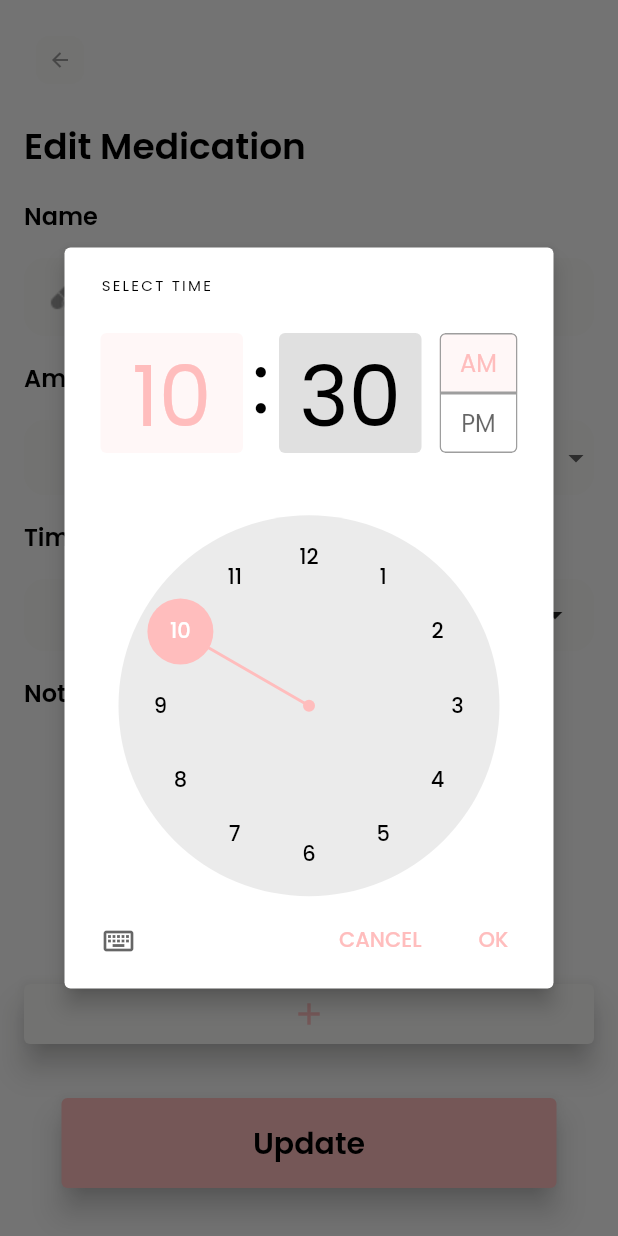
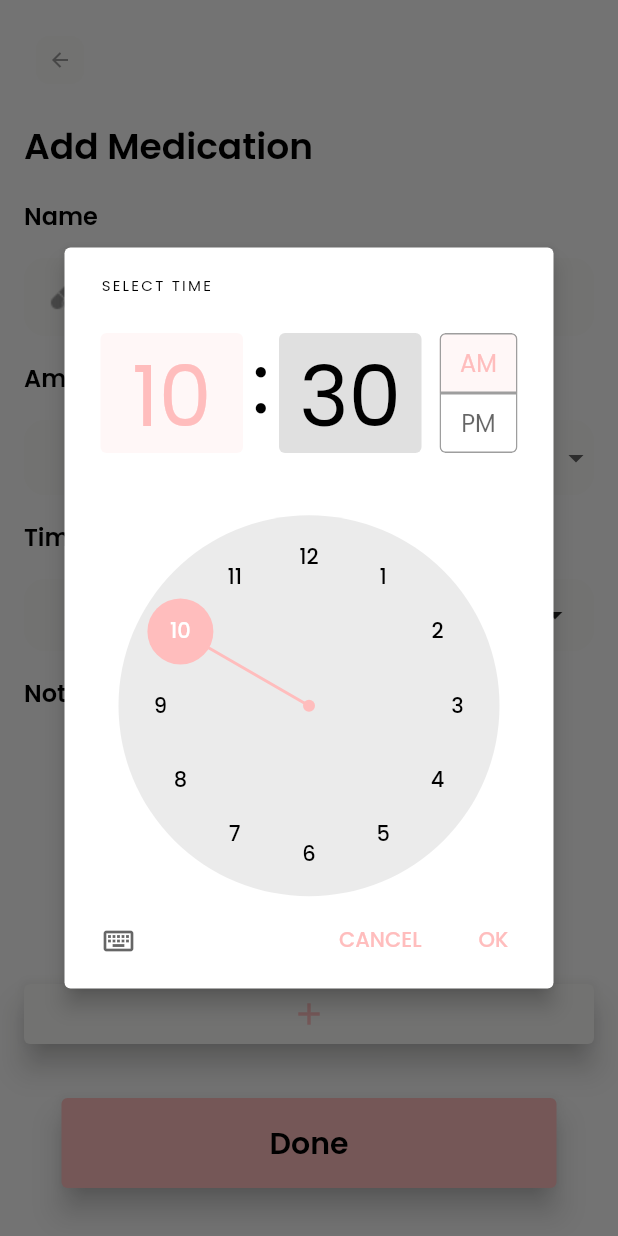
Before and after one commit to shiX0/Medwell, a Flutter app: the EditMedsPage screen opened by its route, after a tap on the "add" icon, on a phone screen of 412 x 824 dp. Run offline on Flutter 3.47's test engine with Material 2 defaults, Android fonts, the phone set to English and light mode, and no system bars; our stand-ins replace cloud_firestore, firebase_auth, firebase_core, firebase_messaging, fluentui_icons, flutter_local_notifications and 4 more; accounts and stored records are empty; network calls fail.

Commit message:
done refactor

```diff
--- a/lib/Screens/EditMedsPage.dart
+++ b/lib/Screens/EditMedsPage.dart
@@ -1,4 +1,5 @@
 import 'package:flutter/material.dart';
+import 'package:flutter_local_notifications/flutter_local_notifications.dart';
 import 'package:google_fonts/google_fonts.dart';
 import 'package:medwell/Components/DropDown.dart';
 import 'package:medwell/Components/DropDownOnly.dart';
@@ -7,6 +8,7 @@ import 'package:medwell/Components/Palette.dart';
 import 'package:medwell/Screens/NavPages.dart';
 
 import '../models/MedsModel.dart';
+import '../repositories/MedsRepository.dart';
 
 class EditMedsPage extends StatefulWidget {
   @override
@@ -14,16 +16,33 @@ class EditMedsPage extends StatefulWidget {
 }
 
 class _EditMedsPageState extends State<EditMedsPage> {
-  List<TimeOfDay> _selectedTimes = [];
+  List<String> _selectedTimes = [];
+  TextEditingController _medname = TextEditingController();
+  TextEditingController _medamount = TextEditingController();
+  TextEditingController _medtype = TextEditingController();
+  TextEditingController _meddays = TextEditingController();
+  TextEditingController _daytype = TextEditingController();
+  TextEditingController _timing = TextEditingController();
 
-  TextEditingController medname=TextEditingController();
-  TextEditingController medamount=TextEditingController();
-  TextEditingController medtype=TextEditingController();
-  TextEditingController meddays=TextEditingController();
-  TextEditingController daytype=TextEditingController();
-  TextEditingController timing=TextEditingController();
-  TextEditingController notitimes=TextEditingController();
-
+  void saveMeds() async {
+    try {
+      final MedsModel data = MedsModel(
+        medname: _medname.text,
+        medamount: num.parse(_medamount.text.toString()),
+        medtype: _medtype.text,
+        meddays: num.parse(_meddays.text.toString()),
+        daytype: _daytype.text,
+        timing: _timing.text,
+        notitimes: _selectedTimes,
+        // userId: _authViewModel.loggedInUser!.userId,
+      );
+      await MedsRepository().addMeds(data);
+      ScaffoldMessenger.of(context).showSnackBar(SnackBar(content: Text("Success")));
+      Navigator.of(context).pop();
+    } catch (e) {
+      ScaffoldMessenger.of(context).showSnackBar(SnackBar(content: Text(e.toString())));
+    }
+  }
 
   Future<void> _selectTime(BuildContext context) async {
     final TimeOfDay? pickedTime = await showTimePicker(
@@ -31,30 +50,37 @@ class _EditMedsPageState extends State<EditMedsPage> {
       initialTime: TimeOfDay.now(),
     );
 
-    if (pickedTime != null && !_selectedTimes.contains(pickedTime)) {
+    if (pickedTime != null) {
       setState(() {
-        _selectedTimes.add(pickedTime);
+        final formattedTime = pickedTime.format(context); // Convert TimeOfDay to a string
+        _selectedTimes.add(formattedTime);
       });
     }
   }
 
-  Future<void> _editTime(BuildContext context, TimeOfDay time) async {
+  Future<void> _editTime(BuildContext context, String time) async {
+    final pickedTime = TimeOfDay(
+      hour: int.parse(time.split(":")[0]),
+      minute: int.parse(time.split(":")[1]),
+    );
+
     final TimeOfDay? editedTime = await showTimePicker(
       context: context,
-      initialTime: time,
+      initialTime: pickedTime,
     );
 
     if (editedTime != null) {
       setState(() {
+        final formattedTime = editedTime.format(context); // Convert TimeOfDay to a string
         final index = _selectedTimes.indexOf(time);
         if (index >= 0) {
-          _selectedTimes[index] = editedTime;
+          _selectedTimes[index] = formattedTime;
         }
       });
     }
   }
 
-  void _removeTime(TimeOfDay time) {
+  void _removeTime(String time) {
     setState(() {
       _selectedTimes.remove(time);
     });
@@ -83,9 +109,9 @@ class _EditMedsPageState extends State<EditMedsPage> {
             ),
             SizedBox(height: 16.0),
             Text(
-              'Edit Medication',
+              'Add Medication',
               style: GoogleFonts.poppins(
-                textStyle: Theme.of(context).textTheme.headlineMedium,
+                textStyle: Theme.of(context).textTheme.headline6,
                 color: Colors.black,
                 fontWeight: FontWeight.w600,
                 fontSize: 24,
@@ -95,7 +121,7 @@ class _EditMedsPageState extends State<EditMedsPage> {
             Text(
               'Name',
               style: GoogleFonts.poppins(
-                textStyle: Theme.of(context).textTheme.headlineMedium,
+                textStyle: Theme.of(context).textTheme.headline6,
                 color: Colors.black,
                 fontWeight: FontWeight.w600,
                 fontSize: 16,
@@ -104,12 +130,12 @@ class _EditMedsPageState extends State<EditMedsPage> {
             SizedBox(
               height: 16.0,
             ),
-            IconTextField(imagePath: "assets/images/pills.png", hintText: "",controller: medname,),
+            IconTextField(imagePath: "assets/images/pills.png", hintText: "", controller: _medname),
             SizedBox(height: 16.0),
             Text(
               'Amount & How long?',
               style: GoogleFonts.poppins(
-                textStyle: Theme.of(context).textTheme.headlineMedium,
+                textStyle: Theme.of(context).textTheme.headline6,
                 color: Colors.black,
                 fontWeight: FontWeight.w600,
                 fontSize: 16,
@@ -121,8 +147,8 @@ class _EditMedsPageState extends State<EditMedsPage> {
             Row(
               children: [
                 DropDown(
-                  textFieldController: medamount,
-                  dropDownController: medtype,
+                  textFieldController: _medamount,
+                  dropDownController: _medtype,
                   items: ["Pills", "Capsules", "Bottles", "Injection"],
                   selectedItem: "Pills",
                   onChanged: (String selectedItem) {
@@ -135,8 +161,8 @@ class _EditMedsPageState extends State<EditMedsPage> {
                   width: 10.0,
                 ),
                 DropDown(
-                  textFieldController: meddays,
-                  dropDownController: daytype,
+                  textFieldController: _meddays,
+                  dropDownController: _daytype,
                   items: ["Days", "Weeks", "Months", "Year"],
                   selectedItem: "Days",
                   onChanged: (String selectedItem) {
@@ -152,7 +178,7 @@ class _EditMedsPageState extends State<EditMedsPage> {
             Text(
               'Timing',
               style: GoogleFonts.poppins(
-                textStyle: Theme.of(context).textTheme.headlineMedium,
+                textStyle: Theme.of(context).textTheme.headline6,
                 color: Colors.black,
                 fontWeight: FontWeight.w600,
                 fontSize: 16,
@@ -162,7 +188,7 @@ class _EditMedsPageState extends State<EditMedsPage> {
               height: 16.0,
             ),
             DropDownOnly<String>(
-              controller: timing,
+              controller: _timing,
               items: ["Before Eating", "After Eating", "Empty Stomach"],
               selectedItem: "Before Eating",
               onChanged: (String? selectedItem) {},
@@ -173,7 +199,7 @@ class _EditMedsPageState extends State<EditMedsPage> {
             Text(
               'Notification',
               style: GoogleFonts.poppins(
-                textStyle: Theme.of(context).textTheme.headlineMedium,
+                textStyle: Theme.of(context).textTheme.headline6,
                 color: Colors.black,
                 fontWeight: FontWeight.w600,
                 fontSize: 16,
@@ -193,7 +219,7 @@ class _EditMedsPageState extends State<EditMedsPage> {
                     ),
                     tileColor: Color(0xFFF8F8F6),
                     leading: Icon(Icons.notifications),
-                    title: Text(time.format(context)),
+                    title: Text(time),
                     trailing: Row(
                       mainAxisSize: MainAxisSize.min,
                       children: [
@@ -250,16 +276,21 @@ class _EditMedsPageState extends State<EditMedsPage> {
               child: Padding(
                 padding: const EdgeInsets.all(16.0),
                 child: ElevatedButton(
-                  onPressed: () => "",
+                  onPressed: () {
+                    saveMeds();
+                    //Fix this later on Doesnt work properly, need to go back to navpages after added
+                    SnackBar(content: Text("Successful"));
+                    Navigator.of(context).pushNamed("/NavPages");
+                  },
                   style: ElevatedButton.styleFrom(
                     fixedSize: const Size(330, 60),
                     backgroundColor: Pallete.primary,
                     elevation: 8,
                   ),
                   child: Text(
-                    "Update",
+                    "Done",
                     style: GoogleFonts.poppins(
-                      textStyle: Theme.of(context).textTheme.headlineMedium,
+                      textStyle: Theme.of(context).textTheme.headline6,
                       color: Colors.black,
                       fontWeight: FontWeight.w600,
                       fontSize: 20,
```
